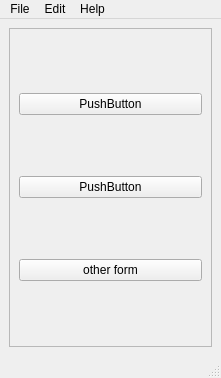
Above: qt_app/mainwindow.ui from mehmetrizaoz/5_product_line_automation before the change. Below: the same form after it.
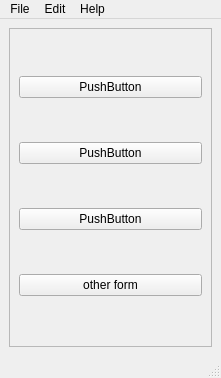
That is the form after the change.

```diff
--- a/qt_app/mainwindow.ui
+++ b/qt_app/mainwindow.ui
@@ -38,6 +38,13 @@
          </property>
         </widget>
        </item>
+       <item>
+        <widget class="QPushButton" name="pushButton_4">
+         <property name="text">
+          <string>PushButton</string>
+         </property>
+        </widget>
+       </item>
        <item>
         <widget class="QPushButton" name="pushButton_3">
          <property name="text">
```
